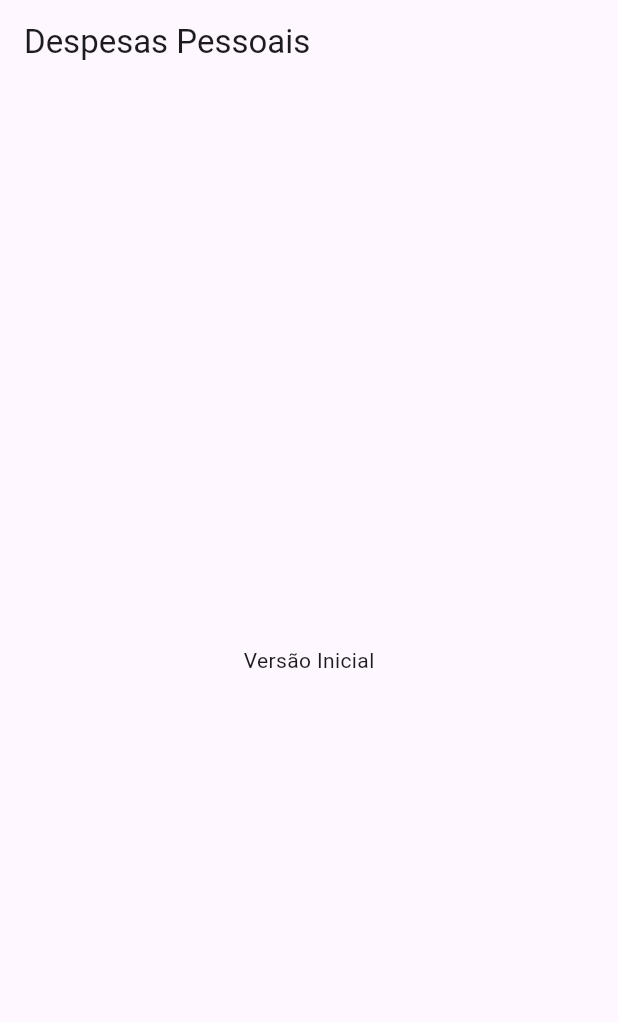
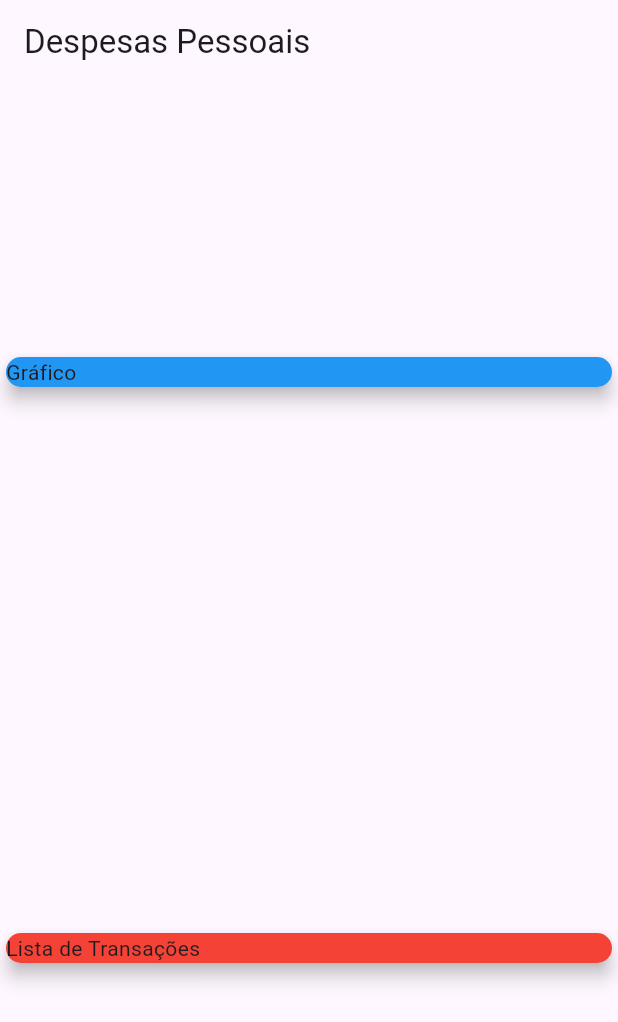
Before and after one commit to viniciusaraujo2405/projetoDespesas, a Flutter app: the screen it shows after launch, on a phone screen of 412 x 824 dp. Shown: the top 1022 px of the screen. Run offline on Flutter 3.47's test engine with Material 3 defaults, Android fonts, the phone set to English and light mode, and no system bars.

Commit message:
Criando 2 cards: Despesas Pessoas e Lista de Transações

```diff
--- a/lib/main.dart
+++ b/lib/main.dart
@@ -21,8 +21,24 @@ class MyHomePage extends StatelessWidget {
       appBar: AppBar(
         title:Text('Despesas Pessoais'),
         ),
-      body: Center(
-        child: Text('Versão Inicial'),
+      body: Column(
+        mainAxisAlignment: MainAxisAlignment.spaceAround,
+        crossAxisAlignment: CrossAxisAlignment.stretch,
+        children: <Widget>[
+          Container(
+            child: Card(
+            color: Colors.blue,
+            child: Text('Gráfico'),
+            elevation: 5,
+          ),
+          ),
+          Card(
+            color: Colors.red,
+            child: Text('Lista de Transações'),
+            elevation: 5,
+          ),
+
+        ]
       ),
     );
   }
```
